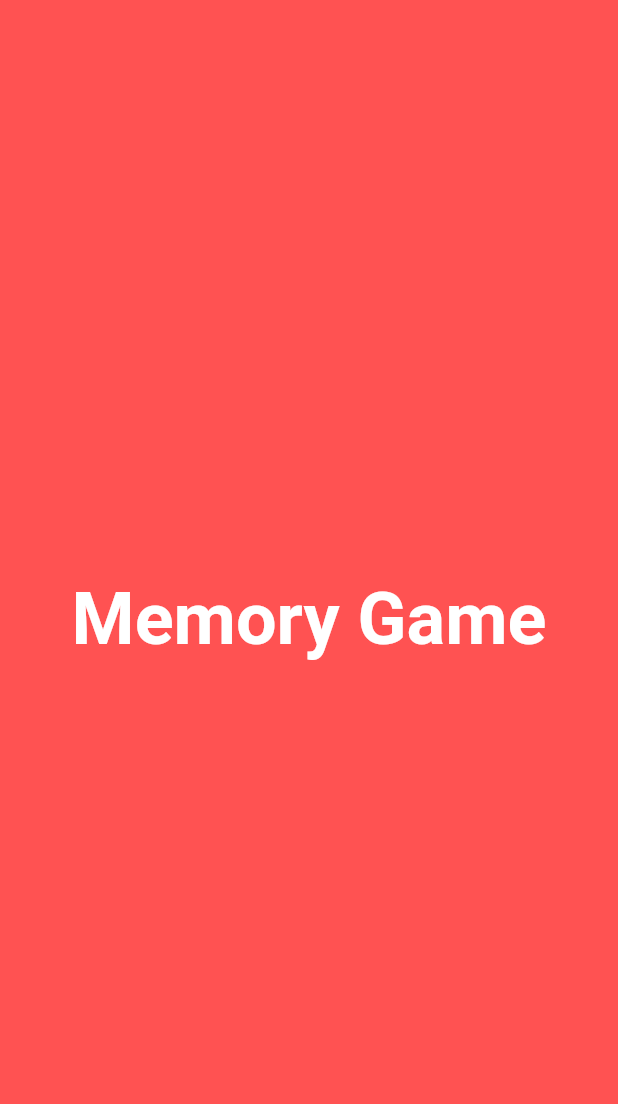
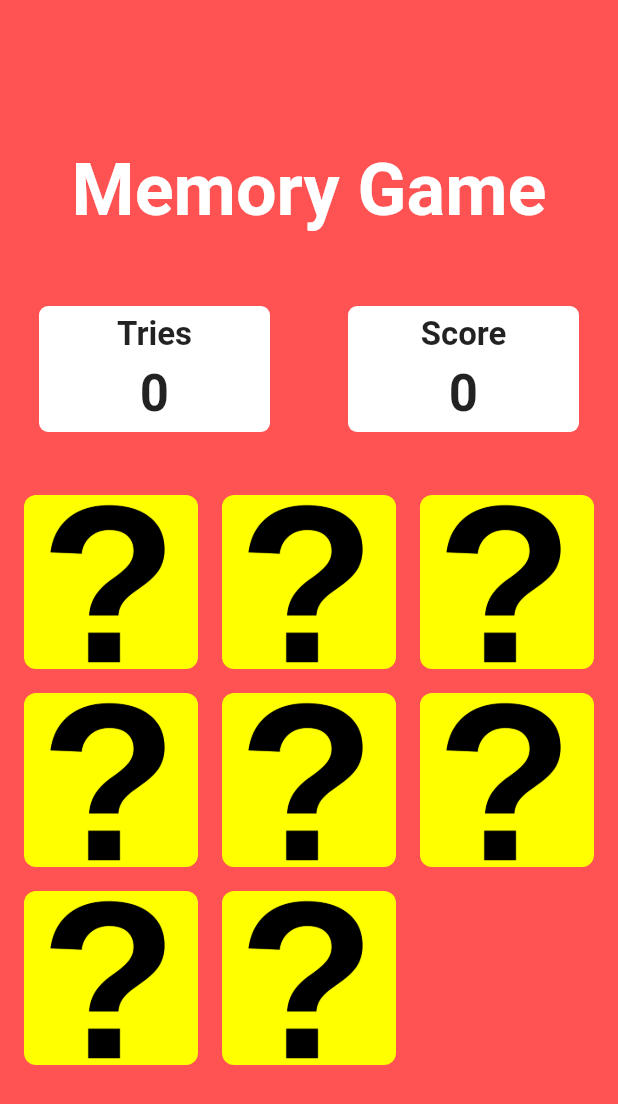
Before and after one commit to taleshrocha/memory-card-game-flutter, a Flutter app: the screen it shows after launch, on a phone screen of 412 x 824 dp. Shown: the top 1104 px of the screen. Run offline on Flutter 3.47's test engine with Material 2 defaults, Android fonts, the phone set to English and light mode, and no system bars.

Commit message:
Basic game working

```diff
--- a/memory_card_game/lib/main.dart
+++ b/memory_card_game/lib/main.dart
@@ -1,4 +1,6 @@
 import 'package:flutter/material.dart';
+import 'package:memory_card_game/utils/Game.dart';
+import 'package:memory_card_game/widgets/ScoreBoard.dart';
 
 void main() {
   runApp(const MyApp());
@@ -10,7 +12,7 @@ class MyApp extends StatelessWidget {
   // This widget is the root of your application.
   @override
   Widget build(BuildContext context) {
-    return MaterialApp(
+    return const MaterialApp(
       home: HomePage(),
     );
   }
@@ -24,15 +26,28 @@ class HomePage extends StatefulWidget {
 }
 
 class _HomePageState extends State<HomePage> {
+  Game game = Game();
+
+  @override
+  void initState() {
+    super.initState();
+    game.initGame();
+  }
+
+  int tries = 0;
+  int score = 0;
+
   @override
   Widget build(BuildContext context) {
-    return const Scaffold(
+    double screenWidth = MediaQuery.of(context).size.width;
+
+    return Scaffold(
       backgroundColor: Colors.redAccent,
       body: Column(
         mainAxisAlignment: MainAxisAlignment.center,
         crossAxisAlignment: CrossAxisAlignment.center,
         children: [
-          Center(
+          const Center(
             child: Text(
               "Memory Game",
               style: TextStyle(
@@ -42,6 +57,68 @@ class _HomePageState extends State<HomePage> {
               ),
             ),
           ),
+          const SizedBox(
+            height: 24.0,
+          ),
+          Row(
+            mainAxisAlignment: MainAxisAlignment.spaceAround,
+            crossAxisAlignment: CrossAxisAlignment.center,
+            children: [
+              scoreBoard("Tries", "$tries"),
+              scoreBoard("Score", "$score"),
+            ],
+          ),
+          SizedBox(
+            height: screenWidth,
+            width: screenWidth,
+            child: GridView.builder(
+              itemCount: game.gameImg!.length,
+              padding: const EdgeInsets.all(16.0),
+              gridDelegate: const SliverGridDelegateWithFixedCrossAxisCount(
+                crossAxisCount: 3,
+                crossAxisSpacing: 16.0,
+                mainAxisSpacing: 16.0,
+              ),
+              itemBuilder: (context, index) {
+                return GestureDetector(
+                  onTap: () {
+                    print(game.cardsList[index]);
+                    setState(() {
+                      tries++;
+                      game.gameImg![index] = game.cardsList[index];
+                      game.matchCheck.add({index: game.cardsList[index]});
+                    });
+                    if (game.matchCheck.length == 2) {
+                      if (game.matchCheck[0].values.first ==
+                          game.matchCheck[1].values.first) {
+                        score += 100;
+                        game.matchCheck.clear();
+                      } else {
+                        Future.delayed(Duration(milliseconds: 500), () {
+                          setState(() {
+                            game.gameImg![game.matchCheck[0].keys.first] =
+                                game.gameImg![game.matchCheck[0].keys.first] =
+                                    game.hiddenCardPath;
+                            game.matchCheck.clear();
+                          });
+                        });
+                      }
+                    }
+                  },
+                  child: Container(
+                    decoration: BoxDecoration(
+                      color: Colors.yellowAccent,
+                      borderRadius: BorderRadius.circular(8.0),
+                      image: DecorationImage(
+                        image: AssetImage(game.gameImg![index]),
+                        fit: BoxFit.cover,
+                      ),
+                    ),
+                  ),
+                );
+              },
+            ),
+          ),
         ],
       ),
     );
--- /dev/null
+++ b/memory_card_game/lib/utils/Game.dart
@@ -0,0 +1,24 @@
+class Game {
+  final String hiddenCardPath = 'assets/images/hidden.png';
+  List<String>? gameImg;
+
+  final List<String> cardsList = [
+    "assets/images/circle.png",
+    "assets/images/heart.png",
+    "assets/images/star.png",
+    "assets/images/triangle.png",
+    "assets/images/circle.png",
+    "assets/images/heart.png",
+    "assets/images/star.png",
+    "assets/images/triangle.png",
+    "assets/images/triangle.png",
+ ];
+
+  List<Map<int, String>> matchCheck = [];
+
+  final int cardCount = 8;
+
+  void initGame() {
+    gameImg = List.generate(cardCount, (index) => hiddenCardPath);
+  }
+}
--- /dev/null
+++ b/memory_card_game/lib/widgets/ScoreBoard.dart
@@ -0,0 +1,38 @@
+import 'package:flutter/material.dart';
+
+Widget scoreBoard(String title, String info) {
+  return Expanded(
+    child: Container(
+      margin: const EdgeInsets.all(26.0),
+      padding: const EdgeInsets.symmetric(
+        vertical: 6.0,
+        horizontal: 22.0,
+      ),
+      decoration: BoxDecoration(
+        color: Colors.white,
+        borderRadius: BorderRadius.circular(6.0),
+      ),
+      child: Column(
+        children: [
+          Text(
+            title,
+            style: const TextStyle(
+              fontSize: 22.0,
+              fontWeight: FontWeight.bold,
+            ),
+          ),
+          const SizedBox(
+            height: 6.0,
+          ),
+          Text(
+            info,
+            style: const TextStyle(
+              fontSize: 34.0,
+              fontWeight: FontWeight.bold,
+            ),
+          ),
+        ],
+      ),
+    ),
+  );
+}
```
Also changed, not shown: memory_card_game/assets/images/hidden.png.
